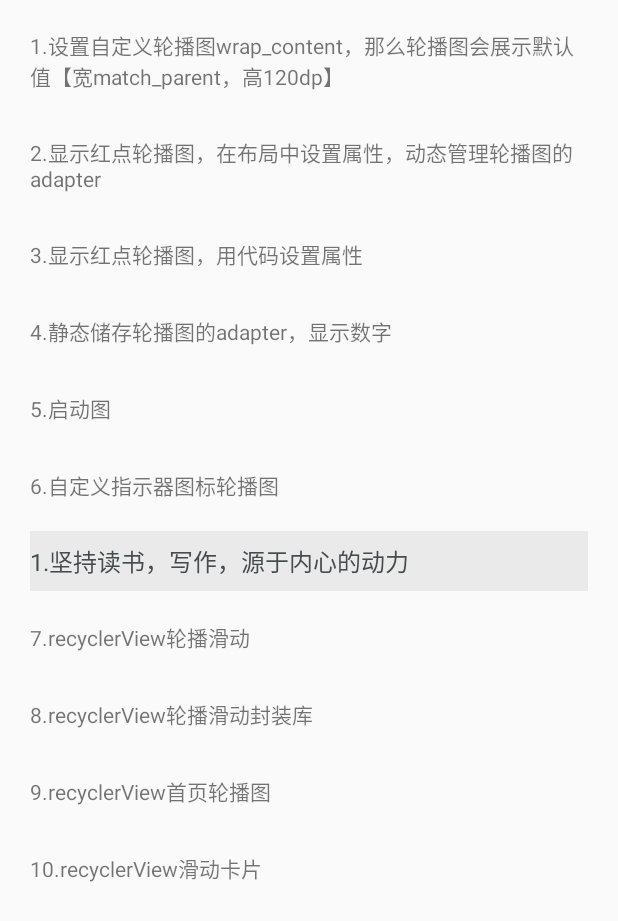
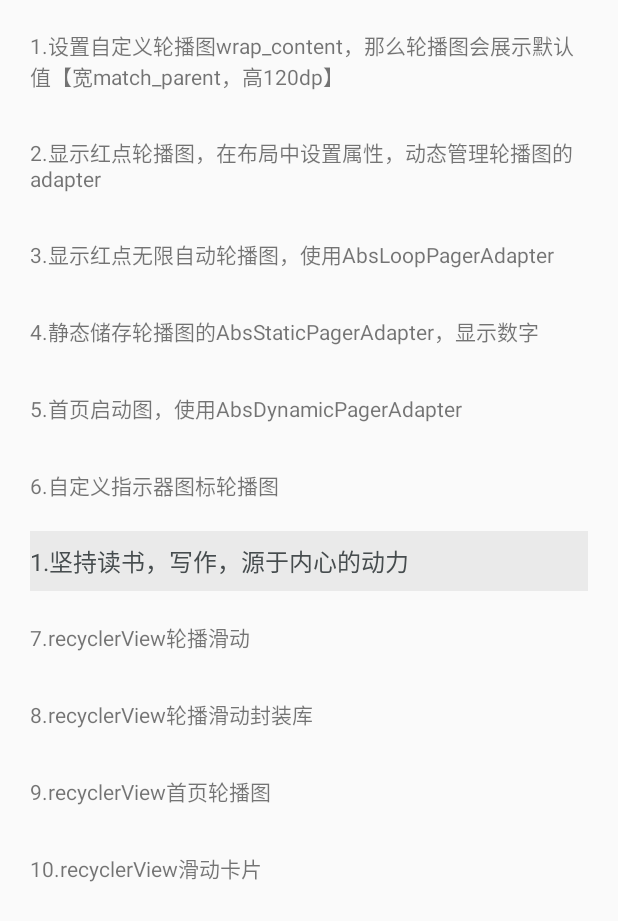
Before and after one commit to yangchong211/YCBannerView, an Android app: the screen it shows after launch (MainActivity), on a phone screen of 412 x 824 dp. Shown: the top 921 px of the screen. Run offline under Robolectric (Android 15) with nearby library versions, the phone set to English and light mode, and no system bars.

Commit message:
优化了轮播图

```diff
--- a/YCBannerLib/src/main/java/com/yc/cn/ycbannerlib/banner/adapter/AbsDynamicPagerAdapter.java
+++ b/YCBannerLib/src/main/java/com/yc/cn/ycbannerlib/banner/adapter/AbsDynamicPagerAdapter.java
@@ -41,6 +41,12 @@ public abstract class AbsDynamicPagerAdapter extends PagerAdapter {
 		return itemView;
 	}
 
+	/**
+	 * 创建view
+	 * @param container					container
+	 * @param position					索引
+	 * @return
+	 */
 	public abstract View getView(ViewGroup container, int position);
 
 }
--- a/YCBannerLib/src/main/java/com/yc/cn/ycbannerlib/banner/adapter/AbsStaticPagerAdapter.java
+++ b/YCBannerLib/src/main/java/com/yc/cn/ycbannerlib/banner/adapter/AbsStaticPagerAdapter.java
@@ -3,8 +3,11 @@ package com.yc.cn.ycbannerlib.banner.adapter;
 
 import android.support.annotation.NonNull;
 import android.support.v4.view.PagerAdapter;
+import android.util.Log;
 import android.view.View;
 import android.view.ViewGroup;
+
+import com.yc.cn.ycbannerlib.LibUtils;
 
 import java.util.ArrayList;
 
@@ -32,6 +35,7 @@ public abstract class AbsStaticPagerAdapter extends PagerAdapter {
 	@Override
 	public void destroyItem(@NonNull ViewGroup container, int position, @NonNull Object object) {
         container.removeView((View) object);
+        Log.d("PagerAdapter","销毁的方法");
     }
 
 	@Override
@@ -51,6 +55,7 @@ public abstract class AbsStaticPagerAdapter extends PagerAdapter {
         View itemView = findViewByPosition(container,position);
         container.addView(itemView);
         onBind(itemView,position);
+        Log.d("PagerAdapter","创建的方法");
 		return itemView;
 	}
 
--- a/app/src/main/java/com/yc/cn/ycbanner/SecondActivity.java
+++ b/app/src/main/java/com/yc/cn/ycbanner/SecondActivity.java
@@ -61,6 +61,7 @@ public class SecondActivity extends AppCompatActivity {
         banner = (BannerView) findViewById(R.id.banner);
         banner.setAdapter(new ImageNormalAdapter(banner));
         banner.setHintGravity(1);
+        banner.setPlayDelay(2000);
         banner.setHintPadding(20,0, 20,20);
         banner.setOnBannerClickListener(new BannerView.OnBannerClickListener() {
             @Override
@@ -90,7 +91,7 @@ public class SecondActivity extends AppCompatActivity {
 
         @Override
         public int getRealCount() {
-            return 1;
+            return imgs.length;
         }
     }
 
--- a/app/src/main/res/layout/activity_main.xml
+++ b/app/src/main/res/layout/activity_main.xml
@@ -29,7 +29,7 @@
         android:layout_height="wrap_content"
         android:padding="10dp"
         android:layout_marginTop="10dp"
-        android:text="3.显示红点轮播图，用代码设置属性"/>
+        android:text="3.显示红点无限自动轮播图，使用AbsLoopPagerAdapter"/>
 
 
     <TextView
@@ -38,7 +38,7 @@
         android:layout_height="wrap_content"
         android:layout_marginTop="10dp"
         android:padding="10dp"
-        android:text="4.静态储存轮播图的adapter，显示数字"/>
+        android:text="4.静态储存轮播图的AbsStaticPagerAdapter，显示数字"/>
 
 
     <TextView
@@ -47,7 +47,7 @@
         android:layout_height="wrap_content"
         android:layout_marginTop="10dp"
         android:padding="10dp"
-        android:text="5.启动图"/>
+        android:text="5.首页启动图，使用AbsDynamicPagerAdapter"/>
 
     <TextView
         android:id="@+id/tv_6"
```
Also changed, not shown: YCBannerLib/src/main/java/com/yc/cn/ycbannerlib/banner/adapter/AbsLoopPagerAdapter.java (+9 -0 lines), app/src/main/java/com/yc/cn/ycbanner/FourActivity.java (+4 -9 lines).
